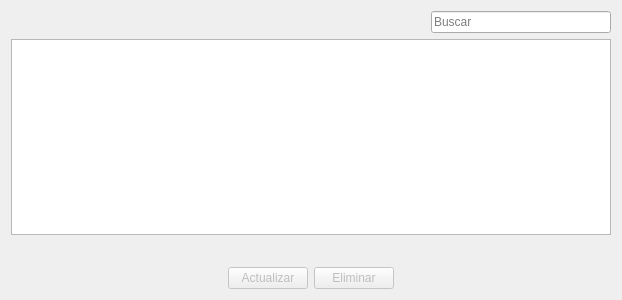
acostamatt/cooperadora_qt, file ui/table_view_alumno.ui: the form before one commit.
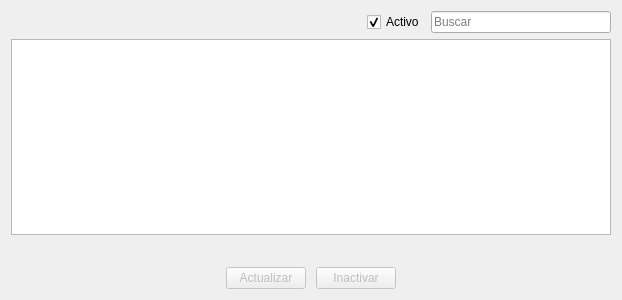
The form after the commit.

Commit message: Fix form alumno, form socio and add dynamic table.

Diff of the .ui file:
```diff
--- a/ui/table_view_alumno.ui
+++ b/ui/table_view_alumno.ui
@@ -32,6 +32,19 @@
        </property>
       </spacer>
      </item>
+     <item>
+      <widget class="QCheckBox" name="checkBox">
+       <property name="enabled">
+        <bool>true</bool>
+       </property>
+       <property name="text">
+        <string>Activo</string>
+       </property>
+       <property name="checked">
+        <bool>true</bool>
+       </property>
+      </widget>
+     </item>
      <item>
       <widget class="QLineEdit" name="lineEdit">
        <property name="maximumSize">
@@ -114,6 +127,9 @@
    </item>
    <item>
     <layout class="QHBoxLayout" name="horizontalLayout">
+     <property name="spacing">
+      <number>10</number>
+     </property>
      <property name="topMargin">
       <number>0</number>
      </property>
@@ -146,7 +162,7 @@
         <bool>false</bool>
        </property>
        <property name="text">
-        <string>Eliminar</string>
+        <string>Inactivar</string>
        </property>
       </widget>
      </item>
```
Left out of the diff: 4 changed lines with no effect on the pictures. The commit also changes 30 other files.
